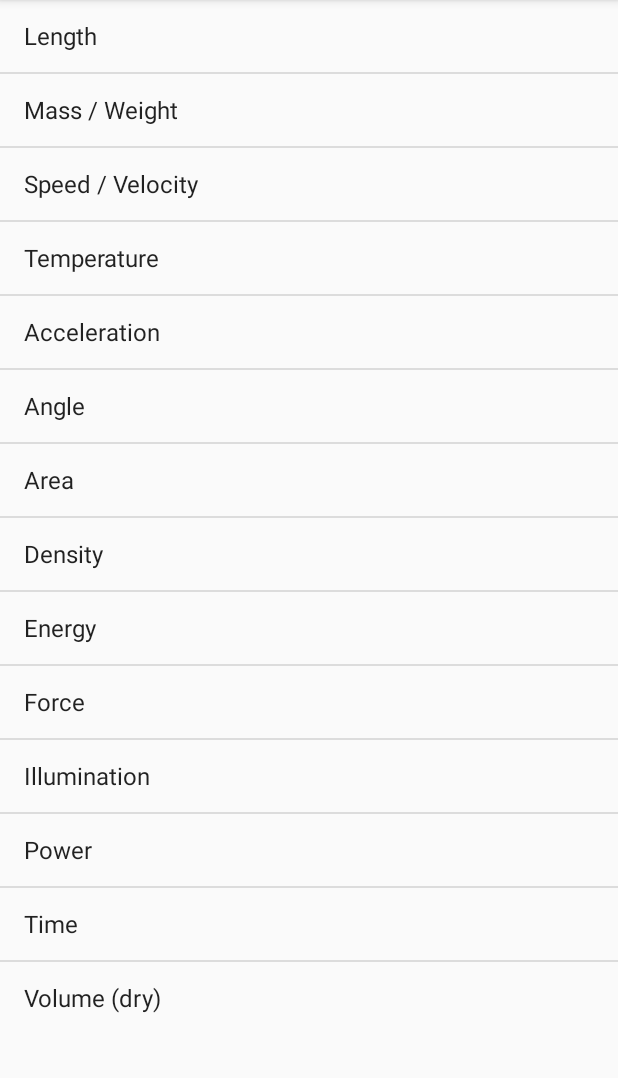
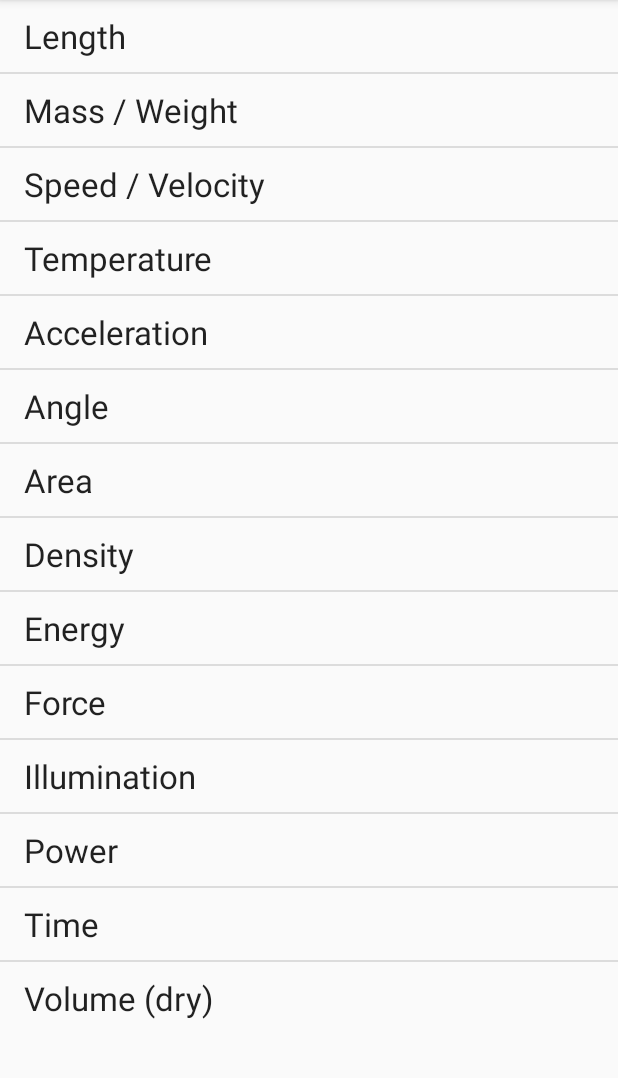
Before and after one commit to bousman/UnitFun, an Android app: the screen it shows after launch (MainActivity), on a phone screen of 412 x 824 dp, the part 84-1162 px from its top. Run offline under Robolectric (Android 15) with nearby library versions, the phone set to English and light mode, and no system bars.

Commit message:
add new layout file for main list

```diff
--- a/app/src/main/java/com/project/bousman/unitfun/MainActivity.java
+++ b/app/src/main/java/com/project/bousman/unitfun/MainActivity.java
@@ -134,7 +134,8 @@
         // with titles of all the unit sections.
         ListView myListView = (ListView)findViewById(R.id.main_list);
         ArrayAdapter<String> adapter = new ArrayAdapter<>(this,
-                android.R.layout.simple_list_item_1, mUnitActData.titles());
+                R.layout.main_list, mUnitActData.titles());
+//        android.R.layout.simple_list_item_1, mUnitActData.titles());
         myListView.setAdapter(adapter);
         myListView.setOnItemClickListener(mMessageClickedHandler);
     }
--- /dev/null
+++ b/app/src/main/res/layout-xhdpi/main_list.xml
@@ -0,0 +1,25 @@
+<?xml version="1.0" encoding="utf-8"?>
+<!-- Copyright (C) 2006 The Android Open Source Project
+
+     Licensed under the Apache License, Version 2.0 (the "License");
+     you may not use this file except in compliance with the License.
+     You may obtain a copy of the License at
+
+          http://www.apache.org/licenses/LICENSE-2.0
+
+     Unless required by applicable law or agreed to in writing, software
+     distributed under the License is distributed on an "AS IS" BASIS,
+     WITHOUT WARRANTIES OR CONDITIONS OF ANY KIND, either express or implied.
+     See the License for the specific language governing permissions and
+     limitations under the License.
+-->
+
+<TextView xmlns:android="http://schemas.android.com/apk/res/android"
+    android:id="@android:id/text1"
+    android:layout_width="match_parent"
+    android:layout_height="wrap_content"
+    android:textAppearance="?android:attr/textAppearanceLarge"
+    android:gravity="center_vertical"
+    android:paddingStart="?android:attr/listPreferredItemPaddingStart"
+    android:paddingEnd="?android:attr/listPreferredItemPaddingEnd"
+    android:minHeight="?android:attr/listPreferredItemHeightSmall" />
--- /dev/null
+++ b/app/src/main/res/layout/main_list.xml
@@ -0,0 +1,25 @@
+<?xml version="1.0" encoding="utf-8"?>
+<!-- Copyright (C) 2006 The Android Open Source Project
+
+     Licensed under the Apache License, Version 2.0 (the "License");
+     you may not use this file except in compliance with the License.
+     You may obtain a copy of the License at
+
+          http://www.apache.org/licenses/LICENSE-2.0
+
+     Unless required by applicable law or agreed to in writing, software
+     distributed under the License is distributed on an "AS IS" BASIS,
+     WITHOUT WARRANTIES OR CONDITIONS OF ANY KIND, either express or implied.
+     See the License for the specific language governing permissions and
+     limitations under the License.
+-->
+
+<TextView xmlns:android="http://schemas.android.com/apk/res/android"
+    android:id="@android:id/text1"
+    android:layout_width="match_parent"
+    android:layout_height="wrap_content"
+    android:textAppearance="?android:attr/textAppearanceListItemSmall"
+    android:gravity="center_vertical"
+    android:paddingStart="?android:attr/listPreferredItemPaddingStart"
+    android:paddingEnd="?android:attr/listPreferredItemPaddingEnd"
+    android:minHeight="?android:attr/listPreferredItemHeightSmall" />
```
